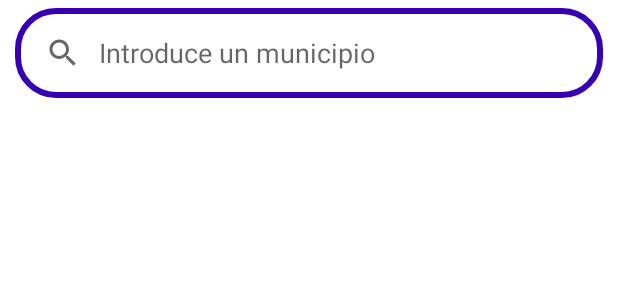
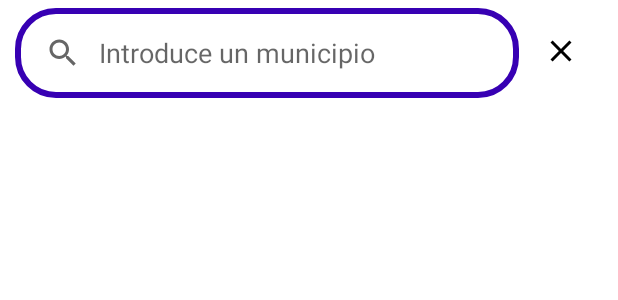
Before and after one commit to xicotet/MeteoApp-Oratge, an Android app: the layout fragment_search.xml on its own in the app's theme, with its tools: preview values and no code run, on a phone screen of 412 x 824 dp. Shown: the top 300 px of the screen. Run offline under Robolectric (Android 15) with nearby library versions, the phone set to English and light mode, and no system bars; network calls fail.

Commit message:
Añadido boton en searchFragment para volver al Home

```diff
--- a/app/src/main/java/com/example/meteoapp/SearchFragment.java
+++ b/app/src/main/java/com/example/meteoapp/SearchFragment.java
@@ -150,6 +150,12 @@ public class SearchFragment extends Fragment {
                     .navigate(R.id.action_searchFragment_to_navigation_home2, args);
         });
 
+        binding.imgbtnClose.setOnClickListener(view -> {
+            Log.i("cierra", "cierra coño");
+            NavHostFragment.findNavController(SearchFragment.this)
+                    .navigate(R.id.action_searchFragment_to_navigation_home2);
+        });
+
         return binding.getRoot();
     }
 }
--- /dev/null
+++ b/app/src/main/res/drawable/ic_baseline_close_24.xml
@@ -0,0 +1,6 @@
+<vector android:height="24dp" android:tint="#000000"
+    android:viewportHeight="24" android:viewportWidth="24"
+    android:width="24dp" xmlns:android="http://schemas.android.com/apk/res/android">
+    <path android:fillColor="@android:color/white"
+        android:pathData="M19,6.41L17.59,5 12,10.59 6.41,5 5,6.41 10.59,12 5,17.59 6.41,19 12,13.41 17.59,19 19,17.59 13.41,12z"/>
+</vector>
--- a/app/src/main/res/layout/fragment_search.xml
+++ b/app/src/main/res/layout/fragment_search.xml
@@ -7,17 +7,32 @@
     tools:context=".SearchFragment">
 
 
+    <ImageButton
+        android:id="@+id/imgbtnClose"
+        android:layout_width="wrap_content"
+        android:layout_height="wrap_content"
+        android:layout_marginTop="10dp"
+        android:layout_marginRight="10dp"
+        android:layout_weight="2"
+        android:contentDescription="Salir"
+        android:background="@android:color/transparent"
+        android:minHeight="48dp"
+        android:minWidth="56dp"
+        android:src="@drawable/ic_baseline_close_24"
+        app:layout_constraintRight_toRightOf="parent"
+        app:layout_constraintTop_toTopOf="parent" />
+
     <SearchView
         android:id="@+id/svSearchTown"
         android:layout_width="0dp"
         android:layout_height="60dp"
-        android:layout_marginHorizontal="10dp"
+        android:layout_marginLeft="10dp"
         android:layout_marginTop="5dp"
         android:queryHint="@string/search_button"
         android:iconifiedByDefault="false"
         android:queryBackground="@android:color/transparent"
         android:background="@drawable/searchview_background"
-        app:layout_constraintEnd_toEndOf="parent"
+        app:layout_constraintEnd_toStartOf="@id/imgbtnClose"
         app:layout_constraintStart_toStartOf="parent"
         app:layout_constraintTop_toTopOf="parent">
 
```
